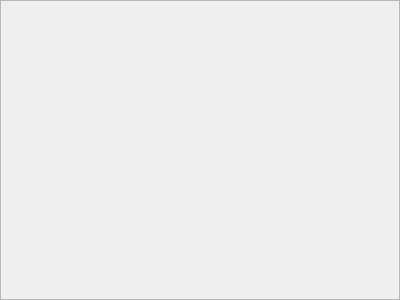
The window that filetagswidget.ui (theme/MangaLib) describes before a commit, drawn with Qt 5.
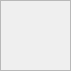
The same window after the commit.

Commit message: hide tags widget when switch to tab other than explorer.

Patch:
```diff
--- a/filetagswidget.ui
+++ b/filetagswidget.ui
@@ -6,8 +6,8 @@
    <rect>
     <x>0</x>
     <y>0</y>
-    <width>400</width>
-    <height>300</height>
+    <width>71</width>
+    <height>71</height>
    </rect>
   </property>
   <property name="windowTitle">
@@ -36,8 +36,8 @@
        <rect>
         <x>0</x>
         <y>0</y>
-        <width>398</width>
-        <height>298</height>
+        <width>69</width>
+        <height>69</height>
        </rect>
       </property>
       <layout class="QGridLayout" name="gridLayout">
```
The commit also changes 5 other files.
